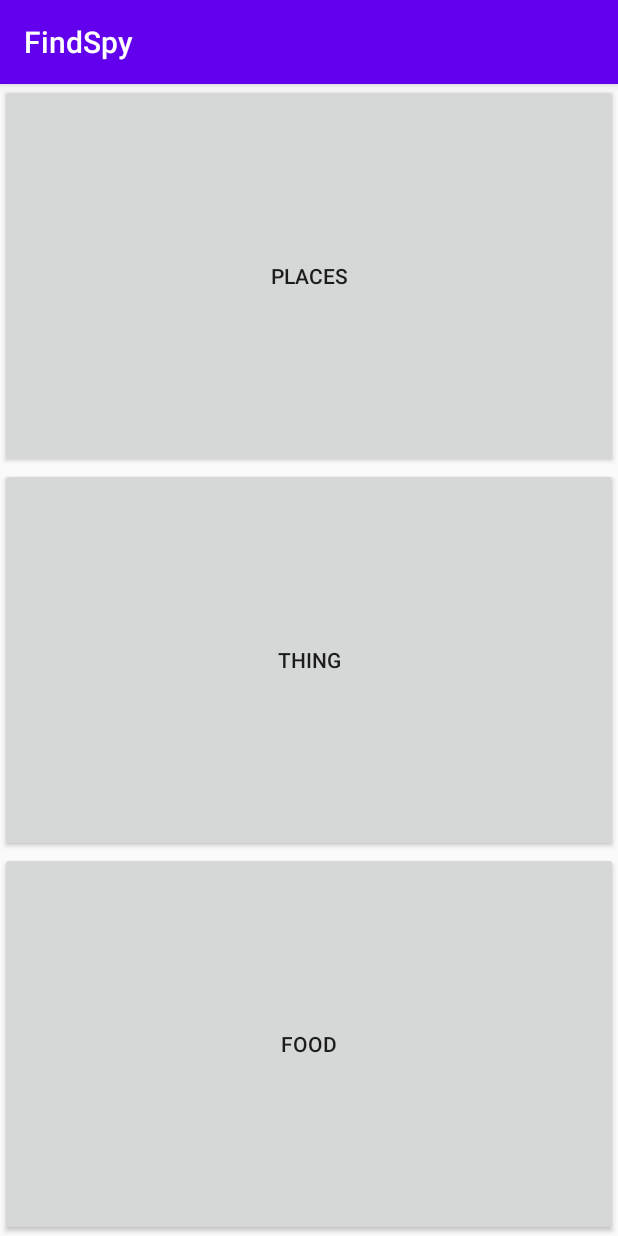
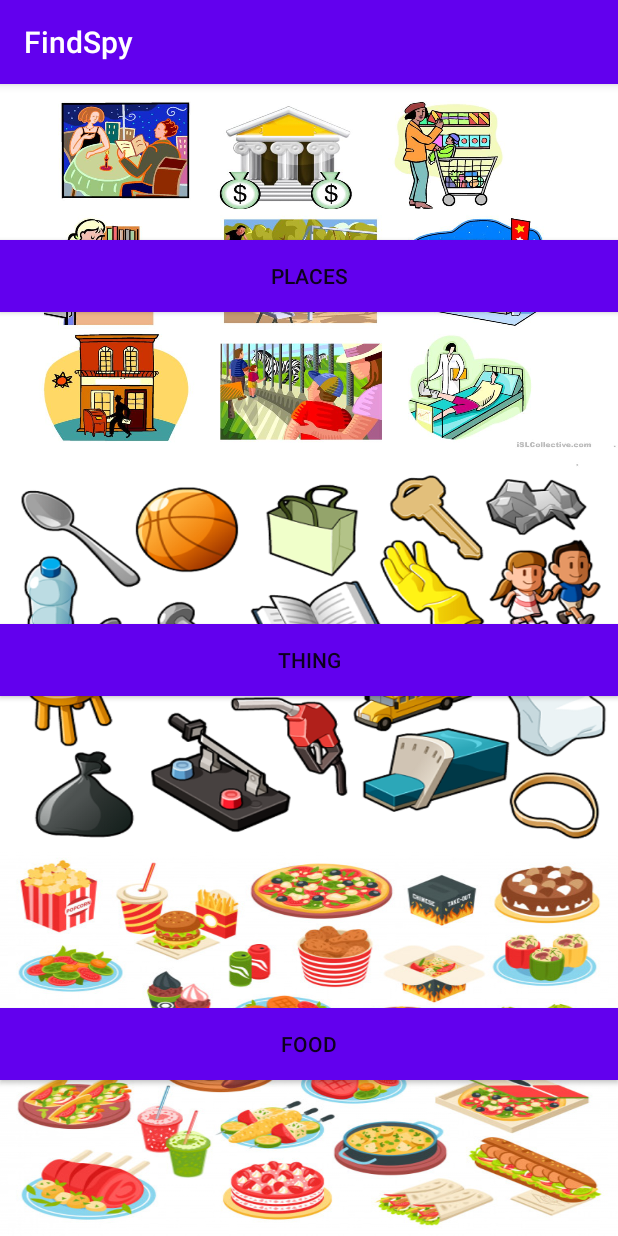
Before and after one commit to AOC157/find-game, an Android app: the MenuActivity screen opened directly, with no data from a screen before it, on a phone screen of 412 x 824 dp. Run offline under Robolectric (Android 15) with nearby library versions, the light colour scheme and no system bars.

Commit message:
design MenuActivity

```diff
--- a/app/src/main/res/layout/activity_menu.xml
+++ b/app/src/main/res/layout/activity_menu.xml
@@ -10,27 +10,39 @@
     <LinearLayout
         android:layout_width="match_parent"
         android:layout_height="match_parent"
+        android:background="@drawable/places"
         android:layout_weight="1.0"
-        android:orientation="horizontal">
+        android:gravity="center"
+        android:clickable="true"
+        android:onClick="setPlaceMode"
+        android:orientation="horizontal"
+        android:focusable="true">
 
         <Button
             android:id="@+id/place"
             android:layout_width="match_parent"
-            android:layout_height="match_parent"
+            android:layout_height="wrap_content"
+            android:onClick="setPlaceMode"
             android:text="@string/places"
-            android:onClick="setPlaceMode"/>
+            android:background="@color/colorPrimary"/>
     </LinearLayout>
 
     <LinearLayout
         android:layout_width="match_parent"
         android:layout_height="match_parent"
         android:layout_weight="1.0"
-        android:orientation="horizontal">
+        android:gravity="center"
+        android:background="@drawable/things1"
+        android:orientation="horizontal"
+        android:clickable="true"
+        android:focusable="true"
+        android:onClick="setThingMode">
 
         <Button
             android:id="@+id/thing"
             android:layout_width="match_parent"
-            android:layout_height="match_parent"
+            android:layout_height="wrap_content"
+            android:background="@color/colorPrimary"
             android:text="@string/thing"
             android:onClick="setThingMode"/>
     </LinearLayout>
@@ -39,13 +51,19 @@
         android:layout_width="match_parent"
         android:layout_height="match_parent"
         android:layout_weight="1.0"
-        android:orientation="horizontal">
+        android:gravity="center"
+        android:background="@drawable/foods1"
+        android:orientation="horizontal"
+        android:clickable="true"
+        android:focusable="true"
+        android:onClick="setFoodMode">
 
         <Button
             android:id="@+id/food"
             android:layout_width="match_parent"
-            android:layout_height="match_parent"
+            android:layout_height="wrap_content"
             android:text="@string/food"
+            android:background="@color/colorPrimary"
             android:onClick="setFoodMode"/>
     </LinearLayout>
 
```
Also changed, not shown: app/src/main/res/drawable/foods1.jpg (added), app/src/main/res/drawable/places.jpg (added), app/src/main/res/drawable/things1.png (added).
